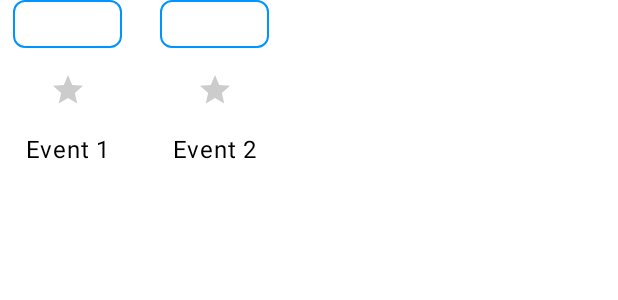
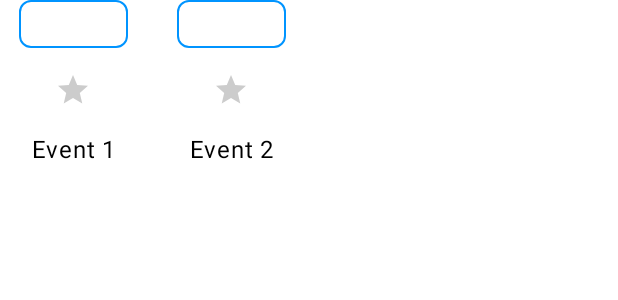
Before and after one commit to illutic/SportsApp, an Android app built with Jetpack Compose: the @Preview function SportsCardEventsGridPreview, on a phone screen of 412 x 824 dp. Shown: the top 300 px of the screen. Run offline under Robolectric (Android 15) with nearby library versions, the phone set to English and light mode, and no system bars.

Commit message:
feat: Make events list lazy for better performance.

```diff
--- a/app/src/main/java/g/sig/sportsapp/features/home/components/sportscard/SportCard.kt
+++ b/app/src/main/java/g/sig/sportsapp/features/home/components/sportscard/SportCard.kt
@@ -4,16 +4,20 @@ import androidx.compose.animation.AnimatedVisibility
 import androidx.compose.foundation.background
 import androidx.compose.foundation.layout.Column
 import androidx.compose.foundation.layout.fillMaxWidth
+import androidx.compose.foundation.layout.heightIn
 import androidx.compose.foundation.layout.padding
 import androidx.compose.runtime.Composable
 import androidx.compose.ui.Modifier
 import androidx.compose.ui.text.AnnotatedString
 import androidx.compose.ui.tooling.preview.Preview
+import androidx.compose.ui.unit.dp
 import g.sig.core.ui.ColorPalette
 import g.sig.core.ui.Spacing
 import g.sig.sportsapp.features.home.mvi.EventUiItem
 import g.sig.sportsapp.features.home.mvi.SportUiItem
 import java.util.Calendar
+
+private val EventsListHeight = 400.dp
 
 @Composable
 internal fun SportCard(
@@ -43,6 +47,7 @@ internal fun SportCard(
             SportsCardEvents(
                 eventUiItems = state.eventsToShow,
                 onFavorite = onEventFavorite,
+                modifier = Modifier.heightIn(max = EventsListHeight),
             )
         }
     }
--- a/app/src/main/java/g/sig/sportsapp/features/home/components/sportscard/SportsCardEvents.kt
+++ b/app/src/main/java/g/sig/sportsapp/features/home/components/sportscard/SportsCardEvents.kt
@@ -1,8 +1,11 @@
 package g.sig.sportsapp.features.home.components.sportscard
 
 import androidx.compose.foundation.layout.Arrangement
-import androidx.compose.foundation.layout.FlowRow
 import androidx.compose.foundation.layout.width
+import androidx.compose.foundation.lazy.grid.GridCells
+import androidx.compose.foundation.lazy.grid.LazyHorizontalGrid
+import androidx.compose.foundation.lazy.grid.LazyVerticalGrid
+import androidx.compose.foundation.lazy.grid.items
 import androidx.compose.runtime.Composable
 import androidx.compose.ui.Modifier
 import androidx.compose.ui.text.AnnotatedString
@@ -34,12 +37,13 @@ private fun SportsCardEventsContent(
     onFavorite: (id: String, isFavorite: Boolean) -> Unit,
     modifier: Modifier = Modifier,
 ) {
-    FlowRow(
+    LazyVerticalGrid(
         modifier = modifier,
+        columns = GridCells.Adaptive(minSize = EventCardWidth),
         horizontalArrangement = Arrangement.spacedBy(Spacing.padding_8),
         verticalArrangement = Arrangement.spacedBy(Spacing.padding_8),
     ) {
-        eventUiItems.forEach { eventCardState ->
+        items(eventUiItems) { eventCardState ->
             EventCard(
                 eventUiItem = eventCardState,
                 onFavorite = onFavorite,
```
